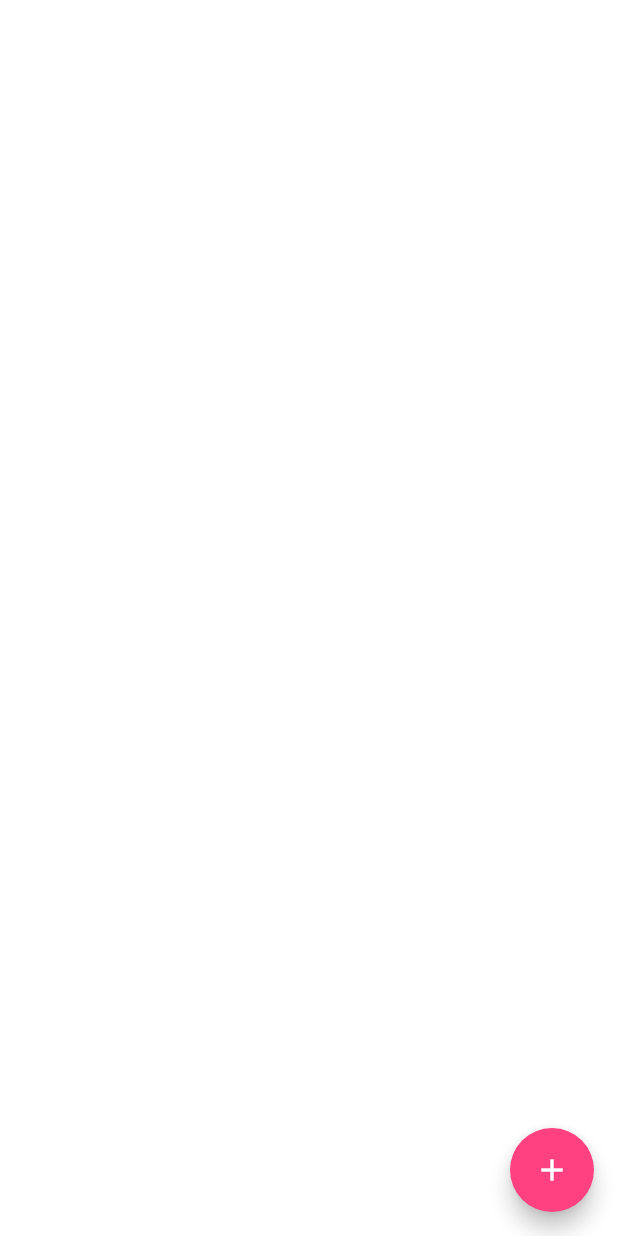
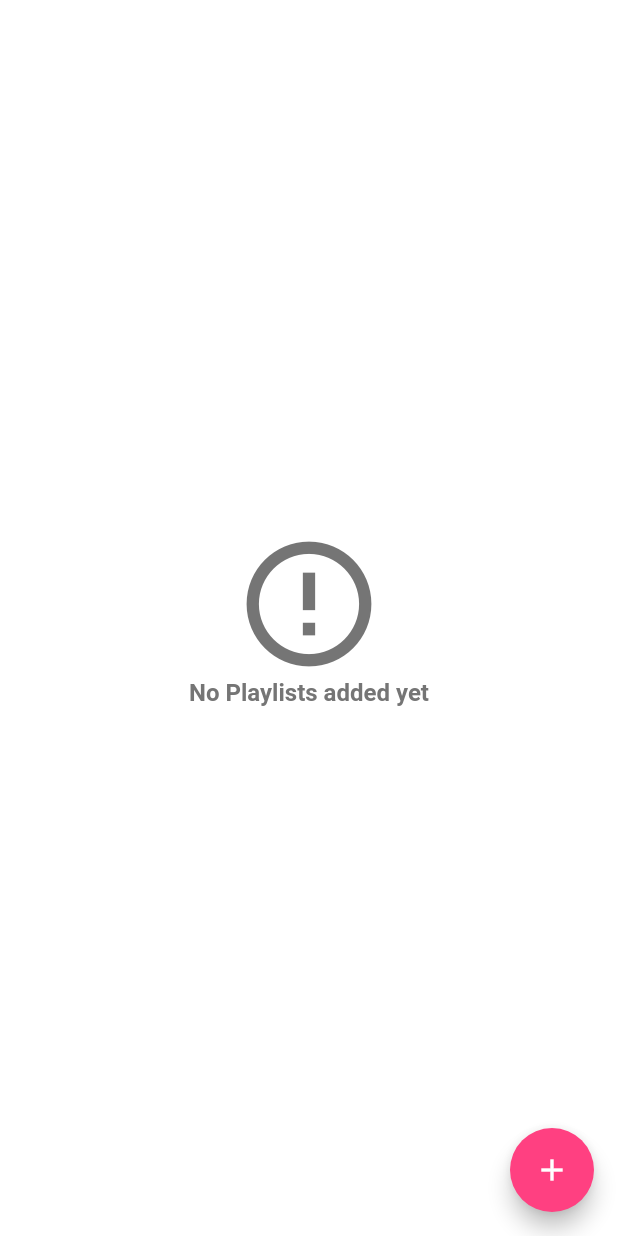
Before and after one commit to mahmoudnader150/music_app, a Flutter app: the PlaylistScreen screen opened directly, on a phone screen of 412 x 824 dp. Run offline on Flutter 3.47's test engine with Material 2 defaults, Android fonts, the phone set to English and light mode, and no system bars; our stand-ins replace bloc, flutter_bloc, fluttertoast, hexcolor, just_audio, rxdart and 1 more.

Commit message:
add and remove playlist

```diff
--- a/lib/modules/home_screen/cubit/cubit.dart
+++ b/lib/modules/home_screen/cubit/cubit.dart
@@ -74,6 +74,10 @@ class HomeCubit extends Cubit<HomeStates> {
      myPlaylists.add(Playlist(name: name));
      emit(HomeAddPlaylist());
   }
+  void deletePlaylist(Playlist playlist){
+    myPlaylists.remove(playlist);
+    emit(HomeRemovePlaylist());
+  }
 
   IconData fabIcon = Icons.add;
   bool isBottomSheetShown = false;
--- a/lib/modules/home_screen/cubit/states.dart
+++ b/lib/modules/home_screen/cubit/states.dart
@@ -7,3 +7,4 @@ class HomeChangeModeState extends HomeStates{}
 class HomeChangeFavoritesState extends HomeStates{}
 class HomeChangeBottomSheetState extends HomeStates{}
 class HomeAddPlaylist extends HomeStates{}
+class HomeRemovePlaylist extends HomeStates{}
--- a/lib/modules/playlist_screen.dart
+++ b/lib/modules/playlist_screen.dart
@@ -27,10 +27,10 @@ class _PlaylistScreenState extends State<PlaylistScreen> {
         listener: (context,state){},
 
         builder:(context,state) {
-          print(HomeCubit.get(context).favorites);
-          return  Scaffold(
+
+          return Scaffold(
             key:  scaffoldKey,
-            body: ListView.separated(
+            body: (HomeCubit.get(context).myPlaylists.length>0)?ListView.separated(
               physics: BouncingScrollPhysics(),
               itemBuilder: (context, index) => buildPlaylistItem(HomeCubit.get(context).myPlaylists[index],context),
               separatorBuilder: (context, index) =>
@@ -46,6 +46,25 @@ class _PlaylistScreenState extends State<PlaylistScreen> {
                     ),
                   ),
               itemCount: (HomeCubit.get(context).myPlaylists.length),
+            ): Center(
+              child: Column(
+                mainAxisAlignment: MainAxisAlignment.center,
+                children: [
+                  Icon(
+                    Icons.error_outline,
+                    color:  Colors.grey[600],
+                    size: 100,
+                  ),
+                  Text(
+                    "No Playlists added yet",
+                    style: TextStyle(
+                        fontWeight: FontWeight.bold,
+                        fontSize: 16,
+                        color: Colors.grey[600]
+                    ),
+                  )
+                ],
+              ),
             ),
             floatingActionButton: FloatingActionButton(
               child :Icon(
@@ -130,7 +149,8 @@ class _PlaylistScreenState extends State<PlaylistScreen> {
               Spacer(),
               IconButton(
                   onPressed: (){
-                    HomeCubit.get(context
+                    HomeCubit.get(context).deletePlaylist(playlist);
+                    showToast(text:"Deleted Successfully");
                   },
                   icon: CircleAvatar(
                     radius: 15.0,
```
